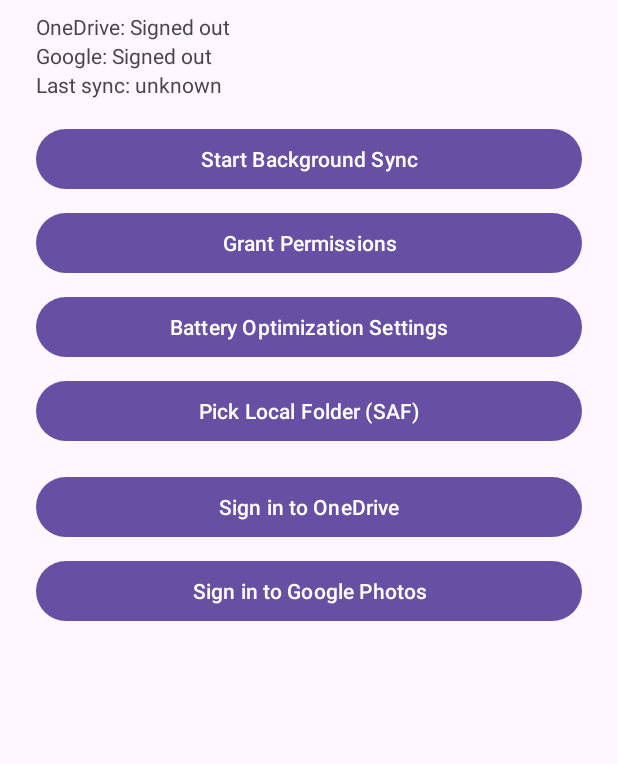
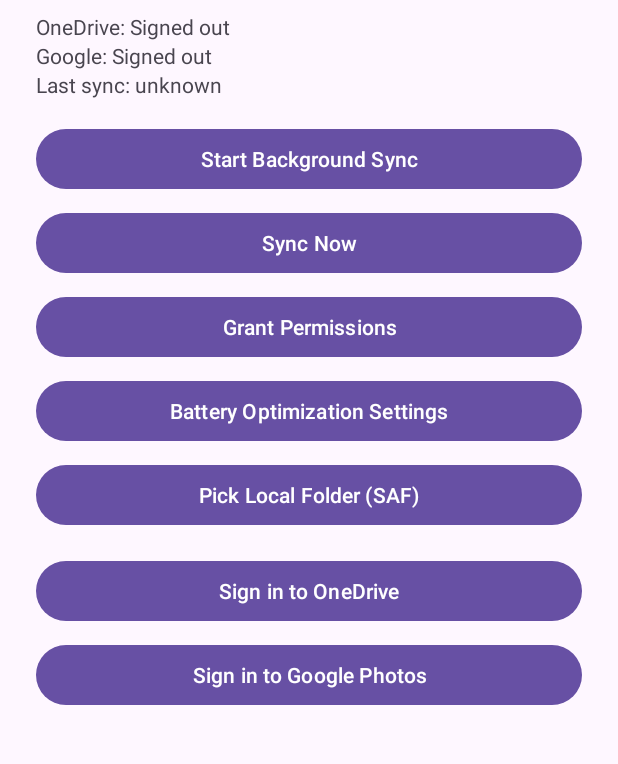
Before and after one commit to ganeshmev/OneDrivePhotosSync, an Android app: the screen it shows after launch (MainActivity), on a phone screen of 412 x 824 dp, the part 77-841 px from its top. Run offline under Robolectric (Android 15) with nearby library versions, the phone set to English and light mode, and no system bars; libraries missing offline, so code that uses them is left out: com.microsoft.identity, net.openid.appauth; 7 statements that could not run were skipped.

Commit message:
feat(ui): add Sync Now, toasts for sign-in, and clearer guidance when OAuth not configured

```diff
--- a/app/src/main/res/layout/activity_main.xml
+++ b/app/src/main/res/layout/activity_main.xml
@@ -39,6 +39,13 @@
         android:layout_marginTop="16dp" />
 
     <Button
+        android:id="@+id/btnSyncNow"
+        android:text="@string/sync_now"
+        android:layout_width="match_parent"
+        android:layout_height="wrap_content"
+        android:layout_marginTop="8dp" />
+
+    <Button
         android:id="@+id/btnGrantPerms"
         android:text="@string/grant_permissions"
         android:layout_width="match_parent"
--- a/app/src/main/res/raw/msal_config.json
+++ b/app/src/main/res/raw/msal_config.json
@@ -7,8 +7,7 @@
     {
       "type": "AAD",
       "audience": {
-        "type": "AzureADMyOrg",
-        "tenant_id": "common"
+        "type": "AzureADandPersonalMicrosoftAccount"
       }
     }
   ]
--- a/app/src/main/res/values/strings.xml
+++ b/app/src/main/res/values/strings.xml
@@ -1,6 +1,7 @@
 <resources>
     <string name="app_name">OneDrive Photos Sync</string>
     <string name="start_sync">Start Background Sync</string>
+    <string name="sync_now">Sync Now</string>
     <string name="grant_permissions">Grant Permissions</string>
     <string name="battery_optimizations">Battery Optimization Settings</string>
     <string name="sync_running">Sync service is running…</string>
```
Also changed, not shown: app/src/main/java/com/onedrivesyncer/app/MainActivity.kt (+22 -2 lines).
